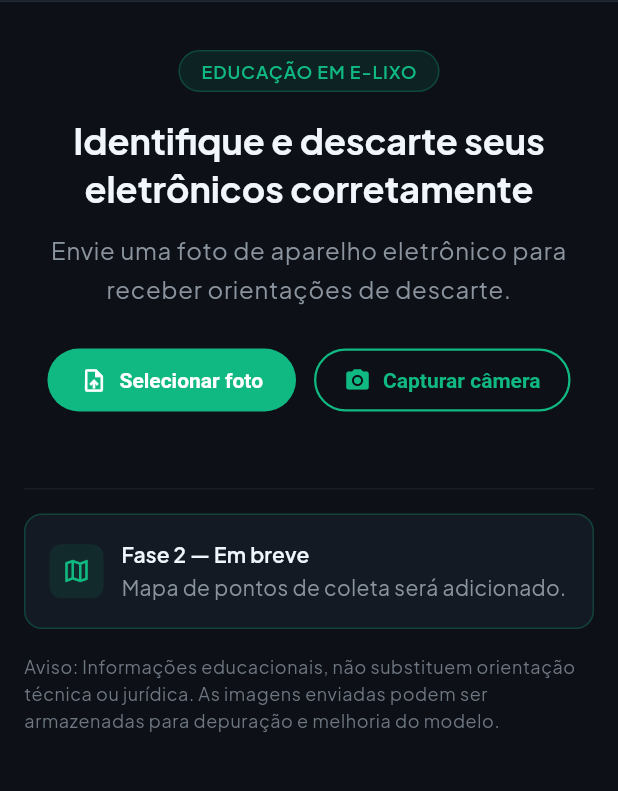
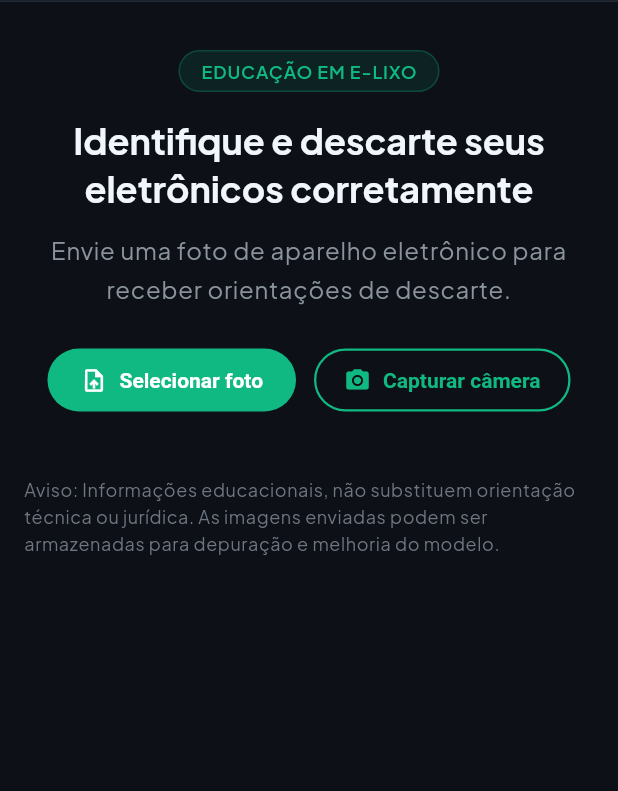
Before and after one commit to ricardozulian/reciclamack-olhovivo-frontend, a Flutter app: the screen it shows after launch, on a phone screen of 412 x 824 dp, the part 82-873 px from its top. Run offline on Flutter 3.47's test engine with Material 3 defaults, Android fonts, the phone set to English and light mode, and no system bars; our stand-ins replace image_picker.

Commit message:
Dataset V2 - local test running

```diff
--- a/lib/src/home_page.dart
+++ b/lib/src/home_page.dart
@@ -267,55 +267,7 @@ class _HomePageState extends State<HomePage> {
                   ResultPanel(result: _result!),
                 ],
 
-                const SizedBox(height: ReciclaSpacing.s8),
-                const Divider(),
-                const SizedBox(height: ReciclaSpacing.s4),
-
-                // ── Phase 2 Banner ──
-                Container(
-                  padding: const EdgeInsets.all(16),
-                  decoration: BoxDecoration(
-                    color: ReciclaColors.bgElevated,
-                    border: Border.all(color: ReciclaColors.primaryBorder),
-                    borderRadius: BorderRadius.circular(ReciclaRadii.md),
-                  ),
-                  child: Row(
-                    children: [
-                      Container(
-                        width: 36,
-                        height: 36,
-                        decoration: BoxDecoration(
-                          color: ReciclaColors.primarySurface,
-                          borderRadius: BorderRadius.circular(ReciclaRadii.sm),
-                        ),
-                        child: const Icon(
-                          Icons.map_outlined,
-                          color: ReciclaColors.primary,
-                          size: 20,
-                        ),
-                      ),
-                      const SizedBox(width: 12),
-                      Expanded(
-                        child: Column(
-                          crossAxisAlignment: CrossAxisAlignment.start,
-                          children: [
-                            Text(
-                              'Fase 2 — Em breve',
-                              style: theme.textTheme.labelLarge,
-                            ),
-                            const SizedBox(height: 2),
-                            Text(
-                              'Mapa de pontos de coleta será adicionado.',
-                              style: theme.textTheme.bodyMedium,
-                            ),
-                          ],
-                        ),
-                      ),
-                    ],
-                  ),
-                ),
-
-                const SizedBox(height: ReciclaSpacing.s4),
+                const SizedBox(height: ReciclaSpacing.s6),
                 Text(
                   'Aviso: Informações educacionais, não substituem orientação técnica ou jurídica. As imagens enviadas podem ser armazenadas para depuração e melhoria do modelo.',
                   style: theme.textTheme.bodySmall,
--- a/pubspec.yaml
+++ b/pubspec.yaml
@@ -23,6 +23,7 @@ flutter:
   assets:
     - assets/fonts/fallback/roboto/v32/KFOmCnqEu92Fr1Me4GZLCzYlKw.woff2
     - assets/fonts/fallback/notosanssymbols/v43/rP2up3q65FkAtHfwd-eIS2brbDN6gxP34F9jRRCe4W3gfQ8gb_VFRkzrbQ.woff2
+    - assets/fonts/fallback/notosanssc/v37/k3kCo84MPvpLmixcA63oeAL7Iqp5IZJF9bmaG9_FrYtHbQ.woff2
   fonts:
     - family: PlusJakartaSans
       fonts:
```
Also changed, not shown: 1 other file.
